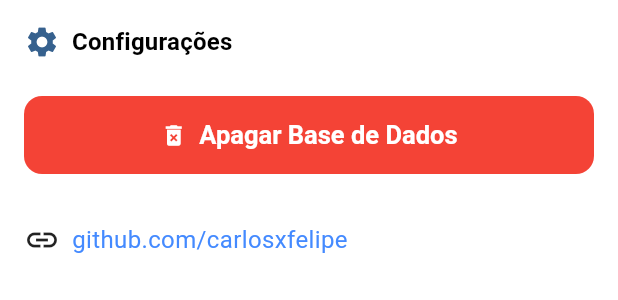
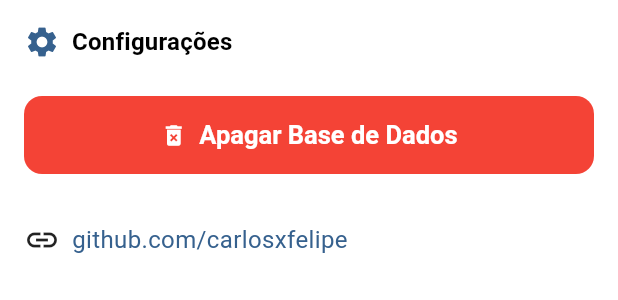
Before and after one commit to carlosxfelipe/ticker, a Flutter app: the SettingsBody widget shown alone on an empty page, opened directly, on a phone screen of 412 x 824 dp. Shown: the top 300 px of the screen. Run offline on Flutter 3.47's test engine with Material 3 defaults, Android fonts, the phone set to English and light mode, and no system bars; our stand-ins replace dio, fl_chart, flutter_dotenv, go_router, sqflite; accounts and stored records are empty.

Commit message:
feat: update GitHub link styling in SettingsScreen for better theme integration

```diff
--- a/lib/screens/settings_screen.dart
+++ b/lib/screens/settings_screen.dart
@@ -98,9 +98,12 @@ class SettingsBody extends StatelessWidget {
               children: [
                 const Icon(Icons.link),
                 const SizedBox(width: 8),
-                const Text(
+                Text(
                   'github.com/carlosxfelipe',
-                  style: TextStyle(fontSize: 16.0, color: Colors.blueAccent),
+                  style: TextStyle(
+                    fontSize: 16.0,
+                    color: Theme.of(context).colorScheme.primary,
+                  ),
                 ),
               ],
             ),
```
